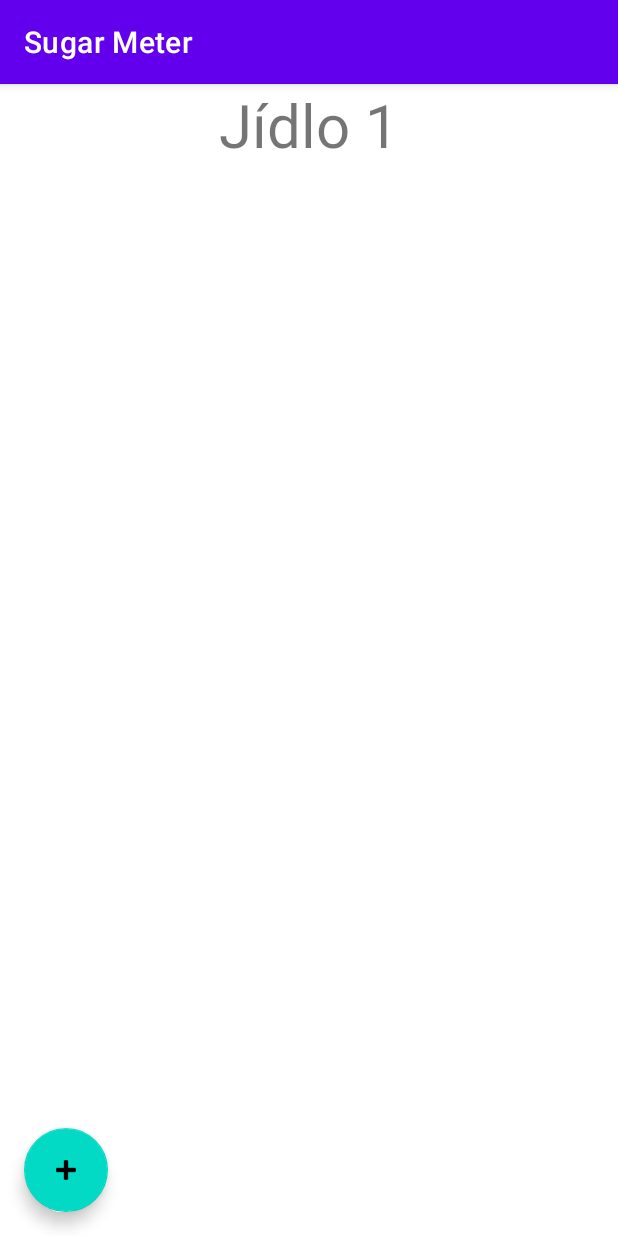
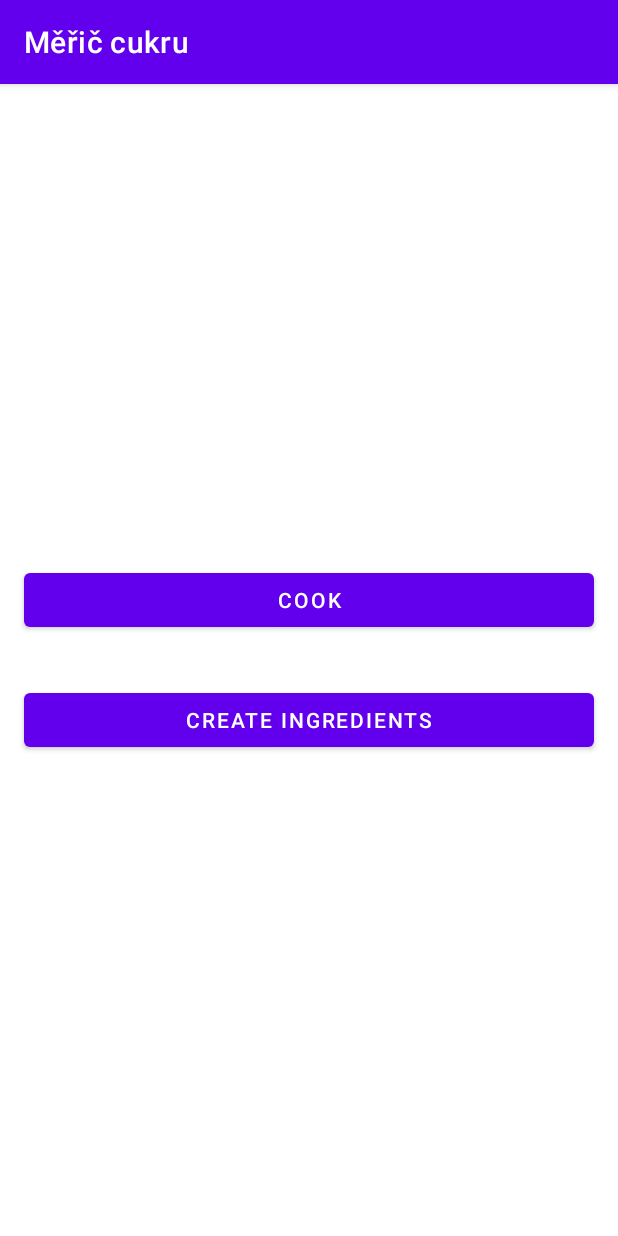
Before and after one commit to jelazi/Sugar-meter, an Android app: the screen it shows after launch (CookActivity before the commit, MainActivity after it), on a phone screen of 412 x 824 dp. Run offline under Robolectric (Android 15) with nearby library versions, the phone set to English and light mode, and no system bars.

Commit message:
Add: main activity btns cook aktivity, change type ingredients

```diff
--- a/app/src/main/java/com/jelazi/sugarmeter/MainActivity.kt
+++ b/app/src/main/java/com/jelazi/sugarmeter/MainActivity.kt
@@ -4,13 +4,31 @@ import android.content.Intent
 import androidx.appcompat.app.AppCompatActivity
 import android.os.Bundle
 import android.util.Log
+import android.widget.Button
 
 class MainActivity : AppCompatActivity() {
+    var cookBtn: Button? = null
+    var changeIngredientsBtn: Button? = null
+
     override fun onCreate(savedInstanceState: Bundle?) {
         super.onCreate(savedInstanceState)
         setContentView(R.layout.activity_main)
-        val intent = Intent (this, CookActivity::class.java)
-        startActivity(intent)
+
+        cookBtn = findViewById(R.id.cook_btn) as Button
+        changeIngredientsBtn = findViewById(R.id.create_ingredients_btn) as Button
+
+        cookBtn?.setOnClickListener {
+            val intent = Intent (this, CookActivity::class.java)
+            startActivity(intent)
+        }
+        changeIngredientsBtn?.setOnClickListener {
+            val intent = Intent (this, TypeIngredientsListActivity::class.java)
+            startActivity(intent)
+        }
+        //actionbar
+        val actionbar = supportActionBar
+        //set actionbar title
+        actionbar!!.title = "Měřič cukru"
 
     }
 }
--- a/app/src/main/java/com/jelazi/sugarmeter/TypeIngredientsListActivity.kt
+++ b/app/src/main/java/com/jelazi/sugarmeter/TypeIngredientsListActivity.kt
@@ -21,7 +21,6 @@ class TypeIngredientsListActivity : AppCompatActivity() {
     var floatingBtnAddTypeIngredient: FloatingActionButton? = null
 
     override fun onCreate(savedInstanceState: Bundle?) {
-        Log.d("TAG", "on Create Type Ingredientslist aktivity")
         super.onCreate(savedInstanceState)
         setContentView(R.layout.activity_type_ingredients_list)
         searchView = findViewById(R.id.searchView) as SearchView
--- a/app/src/main/res/layout/activity_cook.xml
+++ b/app/src/main/res/layout/activity_cook.xml
@@ -41,6 +41,7 @@
             android:layout_height="wrap_content"
             android:clickable="true"
             android:layout_gravity="left|bottom"
+            app:backgroundTint="@color/purple_500"
             android:layout_margin="16dp"
             app:srcCompat="@android:drawable/ic_input_add" />
 
--- a/app/src/main/res/layout/activity_main.xml
+++ b/app/src/main/res/layout/activity_main.xml
@@ -6,13 +6,27 @@
     android:layout_height="match_parent"
     tools:context=".MainActivity">
 
-    <TextView
-        android:layout_width="wrap_content"
-        android:layout_height="wrap_content"
-        android:text="Hello World!"
-        app:layout_constraintBottom_toBottomOf="parent"
-        app:layout_constraintLeft_toLeftOf="parent"
-        app:layout_constraintRight_toRightOf="parent"
-        app:layout_constraintTop_toTopOf="parent" />
+    <LinearLayout
+        android:layout_width="match_parent"
+        android:layout_height="match_parent"
+        android:orientation="vertical"
+        android:gravity="center"
+        android:layout_weight="1"
+        >
 
+        <Button
+            android:id="@+id/cook_btn"
+            android:layout_width="match_parent"
+            android:layout_height="wrap_content"
+            android:layout_margin="16dp"
+            android:text="Cook"
+            />
+
+        <Button
+            android:id="@+id/create_ingredients_btn"
+            android:layout_width="match_parent"
+            android:layout_height="wrap_content"
+            android:layout_margin="16dp"
+            android:text="Create Ingredients" />
+    </LinearLayout>
 </androidx.constraintlayout.widget.ConstraintLayout>
```
Also changed, not shown: app/src/main/java/com/jelazi/sugarmeter/TypeIngredientActivity.kt (+8 -3 lines).
